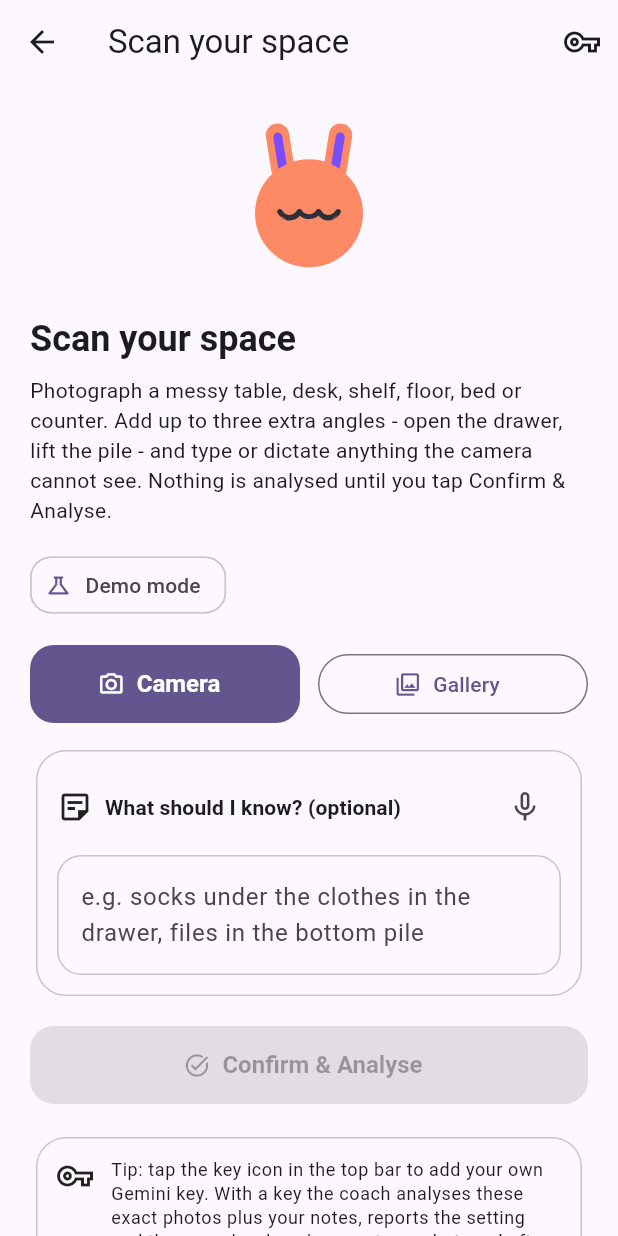
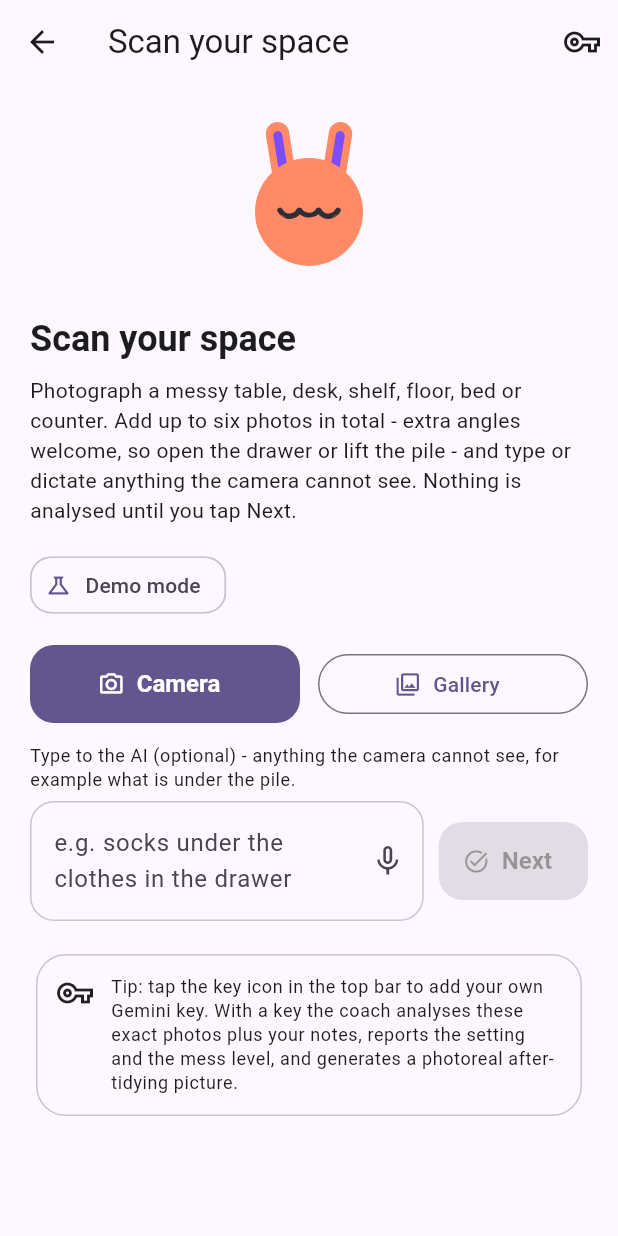
Before and after one commit to norris-debug/stuff-organiser-ai, a Flutter app: the ScanFlowScreen screen opened directly with sample values from the repository, after a tap on "Gallery", on a phone screen of 412 x 824 dp. Run offline on Flutter 3.47's test engine with Material 3 defaults, Android fonts, the phone set to English and light mode, and no system bars; our stand-ins replace cloud_firestore, firebase_auth, firebase_core, image_picker, permission_handler, shared_preferences and 1 more; accounts and stored records are empty; network calls fail; statements that could not run were skipped.

Commit message:
v0.6.1+9: multi-photo gallery pick (cap 6) + type-to-AI box beside the Next button

```diff
--- a/lib/scan/scan_flow.dart
+++ b/lib/scan/scan_flow.dart
@@ -13,16 +13,18 @@ import 'package:speech_to_text/speech_to_text.dart' as speech;
 import '../theme/app_theme.dart';
 import '../widgets/mascot_widget.dart';
 
-/// Scan feature (v0.6).
+/// Scan feature (v0.6.1).
 ///
 /// The coach looks at the photos that were actually taken, names the visible
 /// setting and how messy it really is, and proposes a number of concrete
-/// physical actions that scales with the messiness. v0.6 adds a context step
-/// before analysis: up to four photos (extra angles for what the camera
-/// cannot see), typed or dictated notes, and a Confirm & Analyse button so
-/// nothing runs until the user says so. With a Gemini key an "after tidying"
-/// picture is generated from the same photo, otherwise a keyless concept
-/// image is used so the flow never breaks.
+/// physical actions that scales with the messiness. v0.6 added a context step
+/// before analysis: photos (extra angles for what the camera cannot see),
+/// typed or dictated notes, and a Next button so nothing runs until the user
+/// says so. v0.6.1 lets one gallery tap add several photos at once and keeps
+/// the type-to-AI box right beside the Next button, so the whole context step
+/// fits on one screen. Up to six photos are accepted per scan. With a Gemini
+/// key an "after tidying" picture is generated from the same photo, otherwise
+/// a keyless concept image is used so the flow never breaks.
 class ScanFlowScreen extends StatefulWidget {
   const ScanFlowScreen({
     super.key,
@@ -105,7 +107,7 @@ class _DemoBank {
   final List<String> habits;
 }
 
-/// One photo in the scan: the main shot plus up to three extra angles.
+/// One photo in the scan: the main shot plus up to five extra angles.
 class _PhotoItem {
   const _PhotoItem({required this.bytes, required this.mime});
 
@@ -140,8 +142,8 @@ class _ScanFlowScreenState extends State<ScanFlowScreen> {
     'Okay, next.',
   ];
 
-  /// Maximum photos per scan: the main shot plus three extra angles.
-  static const int _maxPhotos = 4;
+  /// Maximum photos per scan: the main shot plus five extra angles.
+  static const int _maxPhotos = 6;
 
   static const String _kPrompt = '''
 You are Tidy Coach, a friendly anime organising assistant inside the Stuff Organiser AI app.
@@ -215,11 +217,13 @@ No markdown, no code fences and no extra commentary. Keep a warm, encouraging to
   // Context stage: photos, notes, confirm
   // ---------------------------------------------------------------------
 
-  Future<void> _capture(ImageSource source) async {
+  /// One shot from the camera. The user can press the button again to add
+  /// another photo until the cap is reached.
+  Future<void> _captureCamera() async {
     if (_photos.length >= _maxPhotos) return;
     try {
       final XFile? file = await _picker.pickImage(
-        source: source,
+        source: ImageSource.camera,
         imageQuality: 80,
         maxWidth: 1280,
       );
@@ -231,6 +235,44 @@ No markdown, no code fences and no extra commentary. Keep a warm, encouraging to
           ..._photos,
           _PhotoItem(bytes: bytes, mime: _mimeFor(file.path)),
         ];
+        _error = null;
+      });
+    } catch (_) {
+      if (!mounted) return;
+      setState(() {
+        _error = 'Could not open the camera or the gallery. Please try again.';
+      });
+    }
+  }
+
+  /// Several photos in one tap from the gallery. Whatever the picker returns
+  /// is trimmed to the room left under the cap and added in a single rebuild.
+  Future<void> _pickFromGallery() async {
+    final int room = _maxPhotos - _photos.length;
+    if (room <= 0) return;
+    try {
+      final List<XFile> files = await _picker.pickMultiImage(
+        imageQuality: 80,
+        maxWidth: 1280,
+      );
+      if (files.isEmpty) return;
+      final List<XFile> selected = files.length > room
+          ? files.sublist(0, room)
+          : files;
+      final List<_PhotoItem> picked = <_PhotoItem>[];
+      for (final XFile file in selected) {
+        try {
+          final Uint8List bytes = await file.readAsBytes();
+          if (!mounted) return;
+          picked.add(_PhotoItem(bytes: bytes, mime: _mimeFor(file.path)));
+        } catch (_) {
+          // Skip a photo that cannot be read instead of losing the whole batch.
+        }
+      }
+      if (picked.isEmpty) return;
+      if (!mounted) return;
+      setState(() {
+        _photos = <_PhotoItem>[..._photos, ...picked];
         _error = null;
       });
     } catch (_) {
@@ -476,10 +518,13 @@ No markdown, no code fences and no extra commentary. Keep a warm, encouraging to
   String _promptWithNotes(String notes) {
     final String trimmed = notes.trim();
     if (trimmed.isEmpty) return _kPrompt;
-    return '$_kPrompt\n\nUser notes typed or dictated for these photos (they may '
-        'mention items the camera cannot see, for example things underneath '
-        'the visible pile). Treat them as real context for what is present:\n'
-        '$trimmed';
+    return _kPrompt + '''
+
+
+User notes typed or dictated for these photos (they may mention items the
+camera cannot see, for example things underneath the visible pile). Treat
+them as real context for what is present:
+$trimmed''';
   }
 
   String _responseText(String body) {
@@ -1318,9 +1363,9 @@ No markdown, no code fences and no extra commentary. Keep a warm, encouraging to
         const SizedBox(height: 8),
         Text(
           'Photograph a messy table, desk, shelf, floor, bed or counter. Add '
-          'up to three extra angles - open the drawer, lift the pile - and '
-          'type or dictate anything the camera cannot see. Nothing is '
-          'analysed until you tap Confirm & Analyse.',
+          'up to six photos in total - extra angles welcome, so open the '
+          'drawer or lift the pile - and type or dictate anything the camera '
+          'cannot see. Nothing is analysed until you tap Next.',
           style: theme.textTheme.bodyMedium,
         ),
         const SizedBox(height: 16),
@@ -1343,8 +1388,7 @@ No markdown, no code fences and no extra commentary. Keep a warm, encouraging to
           children: <Widget>[
             Expanded(
               child: FilledButton.icon(
-                onPressed:
-                    (_analyzing || !canAddMore) ? null : () => _capture(ImageSource.camera),
+                onPressed: (_analyzing || !canAddMore) ? null : _captureCamera,
                 icon: const Icon(Icons.photo_camera_outlined),
                 label: Text(hasPhotos ? 'Add photo' : 'Camera'),
               ),
@@ -1352,8 +1396,7 @@ No markdown, no code fences and no extra commentary. Keep a warm, encouraging to
             const SizedBox(width: 12),
             Expanded(
               child: OutlinedButton.icon(
-                onPressed:
-                    (_analyzing || !canAddMore) ? null : () => _capture(ImageSource.gallery),
+                onPressed: (_analyzing || !canAddMore) ? null : _pickFromGallery,
                 icon: const Icon(Icons.photo_library_outlined),
                 label: Text(hasPhotos ? 'Add from gallery' : 'Gallery'),
               ),
@@ -1363,18 +1406,55 @@ No markdown, no code fences and no extra commentary. Keep a warm, encouraging to
         if (hasPhotos) ...<Widget>[
           const SizedBox(height: 10),
           Text(
-            '${_photos.length} of 4 photos. The first one is the main view.',
+            '${_photos.length} of $_maxPhotos photos. The first one is the main view.',
             style: theme.textTheme.bodySmall,
           ),
         ],
         const SizedBox(height: 14),
-        _notesCardInput(context),
-        const SizedBox(height: 16),
-        FilledButton.icon(
-          onPressed: (_analyzing || !hasPhotos) ? null : _confirmAndAnalyse,
-          icon: const Icon(Icons.task_alt),
-          label: Text(_analyzing ? 'Analysing...' : 'Confirm & Analyse'),
-        ),
+        Text(
+          'Type to the AI (optional) - anything the camera cannot see, for '
+          'example what is under the pile.',
+          style: theme.textTheme.bodySmall,
+        ),
+        const SizedBox(height: 6),
+        Row(
+          children: <Widget>[
+            Expanded(
+              child: TextField(
+                controller: _notesController,
+                minLines: 1,
+                maxLines: 3,
+                maxLength: 600,
+                decoration: InputDecoration(
+                  hintText: 'e.g. socks under the clothes in the drawer',
+                  counterText: '',
+                  border: const OutlineInputBorder(),
+                  suffixIcon: IconButton(
+                    tooltip: 'Dictate notes',
+                    icon: Icon(
+                      _listening ? Icons.mic : Icons.mic_none,
+                      color: _listening ? theme.colorScheme.primary : null,
+                    ),
+                    onPressed: _toggleDictation,
+                  ),
+                ),
+              ),
+            ),
+            const SizedBox(width: 10),
+            FilledButton.icon(
+              onPressed: (_analyzing || !hasPhotos) ? null : _confirmAndAnalyse,
+              icon: const Icon(Icons.task_alt),
+              label: Text(_analyzing ? 'Analysing...' : 'Next'),
+            ),
+          ],
+        ),
+        if (_listening) ...<Widget>[
+          const SizedBox(height: 4),
+          Text(
+            'Listening... tap the mic to stop.',
+            style: theme.textTheme.bodySmall,
+          ),
+        ],
         if (_analyzing) ...<Widget>[
           const SizedBox(height: 20),
           const LinearProgressIndicator(),
@@ -1493,63 +1573,6 @@ No markdown, no code fences and no extra commentary. Keep a warm, encouraging to
     );
   }
 
-  Widget _notesCardInput(BuildContext context) {
-    final ThemeData theme = Theme.of(context);
-    return Card(
-      child: Padding(
-        padding: const EdgeInsets.all(14),
-        child: Column(
-          crossAxisAlignment: CrossAxisAlignment.start,
-          children: <Widget>[
-            Row(
-              children: <Widget>[
-                const Icon(Icons.sticky_note_2_outlined),
-                const SizedBox(width: 8),
-                Expanded(
-                  child: Text(
-                    'What should I know? (optional)',
-                    style: theme.textTheme.titleSmall?.copyWith(
-                      fontWeight: FontWeight.bold,
-                    ),
-                  ),
-                ),
-                IconButton(
-                  tooltip: 'Dictate notes',
-                  icon: Icon(
-                    _listening ? Icons.mic : Icons.mic_none,
-                    color:
-                        _listening ? theme.colorScheme.primary : null,
-                  ),
-                  onPressed: _toggleDictation,
-                ),
-              ],
-            ),
-            if (_listening) ...<Widget>[
-              const SizedBox(height: 4),
-              Text(
-                'Listening... tap the mic to stop.',
-                style: theme.textTheme.bodySmall,
-              ),
-            ],
-            const SizedBox(height: 8),
-            TextField(
-              controller: _notesController,
-              minLines: 2,
-              maxLines: 4,
-              maxLength: 600,
-              decoration: const InputDecoration(
-                hintText:
-                    'e.g. socks under the clothes in the drawer, files in the bottom pile',
-                border: OutlineInputBorder(),
-                counterText: '',
-              ),
-            ),
-          ],
-        ),
-      ),
-    );
-  }
-
   Widget _buildChat(BuildContext context) {
     final List<_ChatLine> visible = _lines.take(_revealed).toList();
     final bool allRevealed = _revealed >= _lines.length;
--- a/pubspec.yaml
+++ b/pubspec.yaml
@@ -3,7 +3,7 @@ description: >-
   Stuff Organiser AI - a near-zero-friction organiser for household items and
   real paper piles. Runs in demo mode without Firebase credentials.
 publish_to: "none"
-version: 0.6.0+8
+version: 0.6.1+9
 
 environment:
   sdk: ">=3.7.0 <4.0.0"
```
